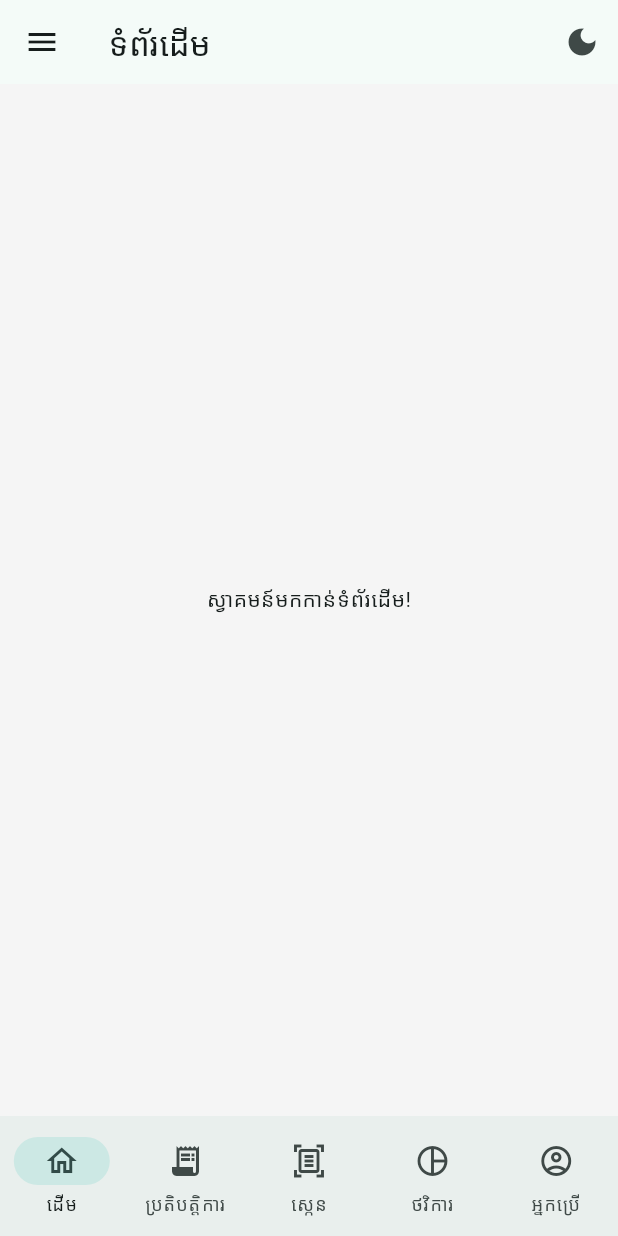
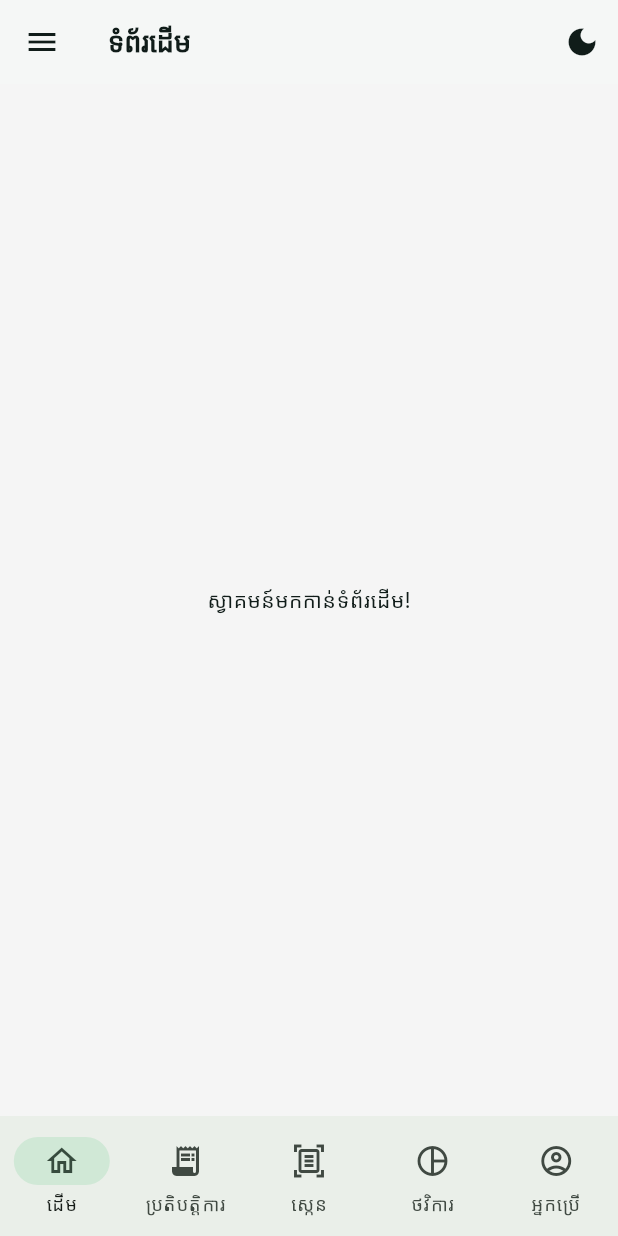
Before and after one commit to MithonaHeng/SpendWise, a Flutter app: the screen it shows after launch, on a phone screen of 412 x 824 dp. Run offline on Flutter 3.47's test engine with Material 3 defaults, Android fonts, the phone set to English and light mode, and no system bars; our stand-ins replace flutter_riverpod.

Commit message:
app theme

```diff
--- a/lib/app/app.dart
+++ b/lib/app/app.dart
@@ -1,32 +1,22 @@
 import 'package:flutter/material.dart';
+import 'package:flutter_riverpod/flutter_riverpod.dart';
+
+import 'package:spendwise/core/theme/app_theme.dart';
+import 'package:spendwise/core/theme/theme_mode_provider.dart';
 
 import '../features/auth/presentation/screens/splash_screen.dart';
 
-class SpendWiseApp extends StatelessWidget {
+class SpendWiseApp extends ConsumerWidget {
   const SpendWiseApp({super.key});
 
   @override
-  Widget build(BuildContext context) {
+  Widget build(BuildContext context, WidgetRef ref) {
     return MaterialApp(
+      debugShowCheckedModeBanner: false,
       title: 'SpendWise',
-      debugShowCheckedModeBanner: false,
-      themeMode: ThemeMode.system,
-
-      // Light Theme
-      theme: ThemeData(
-        colorScheme: ColorScheme.fromSeed(
-          seedColor: const Color(0xFF0F766E),
-          brightness: Brightness.light,
-        ),
-      ),
-
-      // Dark Theme
-      // darkTheme: ThemeData(
-      //   colorScheme: ColorScheme.fromSeed(
-      //     seedColor: const Color(0xFF0F766E),
-      //     brightness: Brightness.dark,
-      //   ),
-      // ),
+      theme: AppTheme.lightTheme,
+      darkTheme: AppTheme.darkTheme,
+      themeMode: ref.watch(themeModeProvider),
       home: const SplashScreen(),
     );
   }
--- /dev/null
+++ b/lib/core/theme/app_colors.dart
@@ -0,0 +1,44 @@
+
+import 'package:flutter/material.dart';
+
+class AppColors {
+  // Primary
+  static const primary = Color(0xFF16A36A);
+  static const primaryDark = Color(0xFF0D7C50);
+  static const primaryLight = Color(0xFFD0F1E5);
+
+  // Background
+  static const background = Color(0xFFF5F7F6);
+  static const surface = Color(0xFFFFFFFF);
+
+  // Text
+  static const textPrimary = Color(0xFF101C19);
+  static const textSecondary = Color(0xFF64748B);
+  static const textDisabled = Color(0xFF94A3B8);
+
+  // Semantic
+  static const success = Color(0xFF16A36A);
+  static const warning = Color(0xFFF59E0B);
+  static const expense = Color(0xFFEF4444);
+  static const info = Color(0xFF3B82F6);
+
+  // Border
+  static const border = Color(0xFFE2E8F0);
+}
+
+class AppDarkColors {
+  static const primary = Color(0xFF55D6A0);
+  static const background = Color(0xFF101C19);
+  static const surface = Color(0xFF17251F);
+
+  static const textPrimary = Color(0xFFE2F1E9);
+  static const textSecondary = Color(0xFF9BAFA5);
+  static const textDisabled = Color(0xFF64776D);
+
+  static const success = Color(0xFF55D6A0);
+  static const warning = Color(0xFFFBBF24);
+  static const expense = Color(0xFFFF7777);
+  static const info = Color(0xFF60A5FA);
+
+  static const border = Color(0xFF344B40);
+}
--- /dev/null
+++ b/lib/core/theme/app_radius.dart
@@ -0,0 +1,7 @@
+class AppRadius {
+  static const double sm = 8;
+  static const double md = 12;
+  static const double lg = 16;
+  static const double xl = 20;
+  static const double full = 100;
+}
--- /dev/null
+++ b/lib/core/theme/app_theme.dart
@@ -0,0 +1,107 @@
+import 'package:flutter/material.dart';
+
+import 'app_colors.dart';
+import 'app_typography.dart';
+import 'app_radius.dart';
+
+class AppTheme {
+  static ThemeData get lightTheme {
+    return _buildTheme(
+      brightness: Brightness.light,
+      primary: AppColors.primary,
+      background: AppColors.background,
+      surface: AppColors.surface,
+      text: AppColors.textPrimary,
+      secondaryText: AppColors.textSecondary,
+      border: AppColors.border,
+    );
+  }
+
+  static ThemeData get darkTheme {
+    return _buildTheme(
+      brightness: Brightness.dark,
+      primary: AppDarkColors.primary,
+      background: AppDarkColors.background,
+      surface: AppDarkColors.surface,
+      text: AppDarkColors.textPrimary,
+      secondaryText: AppDarkColors.textSecondary,
+      border: AppDarkColors.border,
+    );
+  }
+
+  static ThemeData _buildTheme({
+    required Brightness brightness,
+    required Color primary,
+    required Color background,
+    required Color surface,
+    required Color text,
+    required Color secondaryText,
+    required Color border,
+  }) {
+    final scheme = ColorScheme.fromSeed(
+      seedColor: primary,
+      brightness: brightness,
+    ).copyWith(primary: primary, surface: surface, error: AppColors.expense);
+
+    return ThemeData(
+      useMaterial3: true,
+      brightness: brightness,
+      colorScheme: scheme,
+      scaffoldBackgroundColor: background,
+      fontFamily: AppTypography.fontFamily,
+      fontFamilyFallback: AppTypography.fontFallback,
+
+      textTheme: TextTheme(
+        headlineMedium: AppTypography.heading.copyWith(color: text),
+        titleLarge: AppTypography.title.copyWith(color: text),
+        bodyMedium: AppTypography.body.copyWith(color: text),
+        bodySmall: AppTypography.label.copyWith(color: secondaryText),
+      ),
+
+      appBarTheme: AppBarTheme(
+        backgroundColor: background,
+        foregroundColor: text,
+        elevation: 0,
+        centerTitle: false,
+      ),
+
+      cardTheme: CardThemeData(
+        color: surface,
+        elevation: 0,
+        shape: RoundedRectangleBorder(
+          borderRadius: BorderRadius.circular(AppRadius.lg),
+          side: BorderSide(color: border),
+        ),
+      ),
+
+      inputDecorationTheme: InputDecorationTheme(
+        filled: true,
+        fillColor: surface,
+        contentPadding: const EdgeInsets.all(16),
+        border: OutlineInputBorder(
+          borderRadius: BorderRadius.circular(AppRadius.md),
+          borderSide: BorderSide(color: border),
+        ),
+        enabledBorder: OutlineInputBorder(
+          borderRadius: BorderRadius.circular(AppRadius.md),
+          borderSide: BorderSide(color: border),
+        ),
+        focusedBorder: OutlineInputBorder(
+          borderRadius: BorderRadius.circular(AppRadius.md),
+          borderSide: BorderSide(color: primary, width: 1.5),
+        ),
+      ),
+
+      elevatedButtonTheme: ElevatedButtonThemeData(
+        style: ElevatedButton.styleFrom(
+          backgroundColor: primary,
+          foregroundColor: Colors.white,
+          minimumSize: const Size(double.infinity, 50),
+          shape: RoundedRectangleBorder(
+            borderRadius: BorderRadius.circular(AppRadius.md),
+          ),
+        ),
+      ),
+    );
+  }
+}
--- /dev/null
+++ b/lib/core/theme/app_typography.dart
@@ -0,0 +1,30 @@
+import 'package:flutter/material.dart';
+
+class AppTypography {
+  static const String fontFamily = 'Inter';
+
+  static const List<String> fontFallback = ['NotoSansKhmer'];
+
+  static TextStyle get base => const TextStyle(
+    fontFamily: fontFamily,
+    fontFamilyFallback: fontFallback,
+    color: Color(0xFF101C19),
+  );
+
+  static final heading = base.copyWith(
+    fontSize: 24,
+    fontWeight: FontWeight.w700,
+  );
+
+  static final title = base.copyWith(fontSize: 18, fontWeight: FontWeight.w600);
+
+  static final body = base.copyWith(fontSize: 14, fontWeight: FontWeight.w400);
+
+  static final label = base.copyWith(fontSize: 12, fontWeight: FontWeight.w500);
+
+  static final amount = base.copyWith(
+    fontSize: 24,
+    fontWeight: FontWeight.w700,
+    fontFeatures: const [],
+  );
+}
--- /dev/null
+++ b/lib/core/theme/theme_mode_provider.dart
@@ -0,0 +1,15 @@
+import 'package:flutter/material.dart';
+import 'package:flutter_riverpod/flutter_riverpod.dart';
+
+class ThemeModeNotifier extends Notifier<ThemeMode> {
+  @override
+  ThemeMode build() => ThemeMode.system;
+
+  void setTheme(ThemeMode mode) {
+    state = mode;
+  }
+}
+
+final themeModeProvider = NotifierProvider<ThemeModeNotifier, ThemeMode>(
+  ThemeModeNotifier.new,
+);
--- a/lib/main.dart
+++ b/lib/main.dart
@@ -1,8 +1,10 @@
 import 'package:flutter/material.dart';
+import 'package:flutter_riverpod/flutter_riverpod.dart';
 
 import 'app/app.dart';
 
 void main() {
   WidgetsFlutterBinding.ensureInitialized();
-  runApp(const SpendWiseApp());
+
+  runApp(const ProviderScope(child: SpendWiseApp()));
 }
```
Also changed, not shown: lib/app/theme/app_colors.dart (deleted, +0 -72 lines), lib/core/theme/app_elevation.dart (added, +12 -0 lines), lib/core/theme/app_spacing.dart (added, +10 -0 lines), pubspec.yaml (+14 -14 lines), assets/fonts/Inter/Inter-Bold.ttf (added), assets/fonts/Inter/Inter-Medium.ttf (added), assets/fonts/Inter/Inter-Regular.ttf (added), assets/fonts/Inter/Inter-SemiBold.ttf (added), assets/fonts/NotoSansKhmer/NotoSansKhmer-Regular.ttf (added), lib/app/theme/app_theme.dart (deleted).
